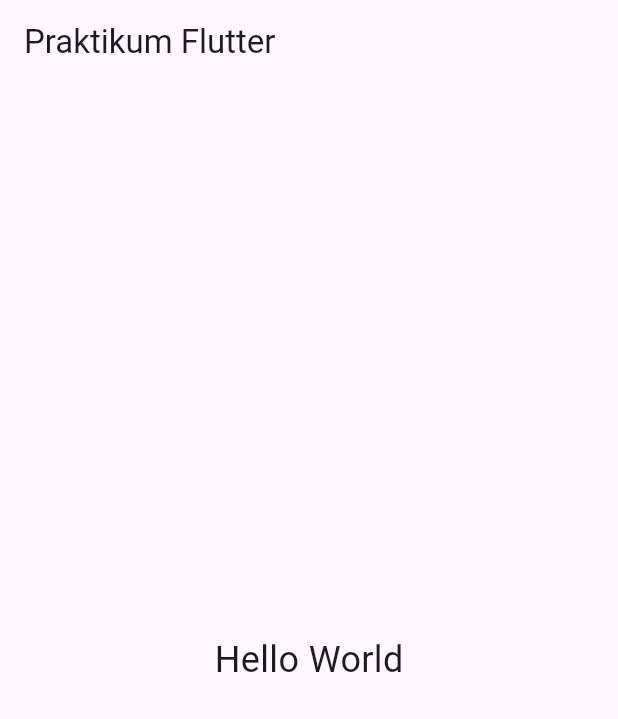
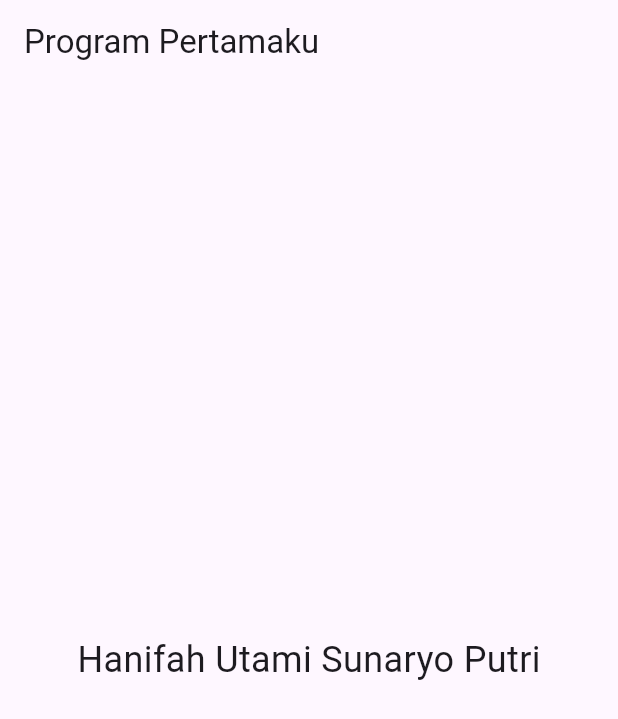
Before and after one commit to hanifahifa/PRAKTIKUM_MOBILE, a Flutter app: the screen it shows after launch, on a phone screen of 412 x 824 dp. Shown: the top 719 px of the screen. Run offline on Flutter 3.47's test engine with Material 3 defaults, Android fonts, the phone set to English and light mode, and no system bars.

Commit message:
B. Modifikasi Kode Program

```diff
--- a/lib/main.dart
+++ b/lib/main.dart
@@ -11,9 +11,12 @@ class MyApp extends StatelessWidget {
   Widget build(BuildContext context) {
     return MaterialApp(
       home: Scaffold(
-        appBar: AppBar(title: const Text("Praktikum Flutter")),
+        appBar: AppBar(title: const Text("Program Pertamaku")),
         body: const Center(
-          child: Text("Hello World", style: TextStyle(fontSize: 24)),
+          child: Text(
+            "Hanifah Utami Sunaryo Putri", // ganti dengan namamu
+            style: TextStyle(fontSize: 24),
+          ),
         ),
       ),
     );
```
